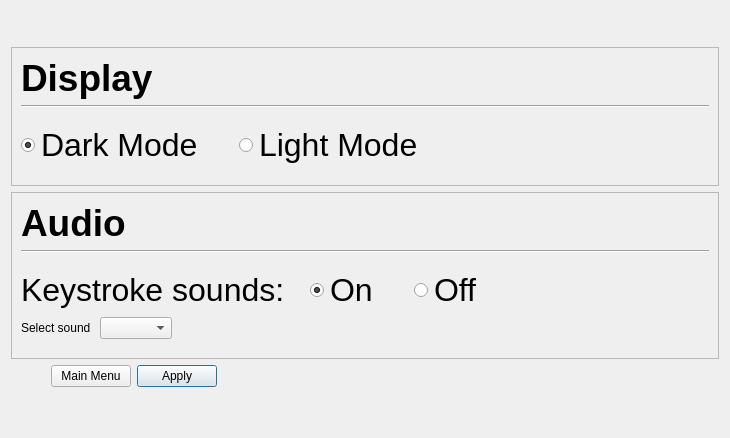
The window that speed-typer/source_ui/settingsWindow.ui (Rolv-Apneseth/ps-typer) describes before a commit, drawn with Qt 5.
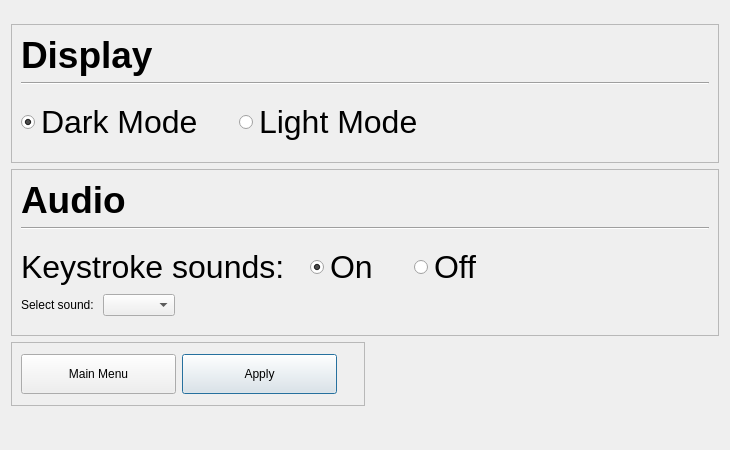
The same window after the commit.

Commit message: Added a frame for the buttons at the bottom of the settings window

The edit to the form file:
```diff
--- a/speed-typer/source_ui/settingsWindow.ui
+++ b/speed-typer/source_ui/settingsWindow.ui
@@ -7,7 +7,7 @@
     <x>0</x>
     <y>0</y>
     <width>730</width>
-    <height>438</height>
+    <height>450</height>
    </rect>
   </property>
   <property name="windowTitle">
@@ -312,7 +312,7 @@
         <item>
          <widget class="QLabel" name="labelSelectSound">
           <property name="text">
-           <string>Select sound </string>
+           <string>Select sound: </string>
           </property>
          </widget>
         </item>
@@ -359,29 +359,46 @@
       <number>0</number>
      </property>
      <item>
-      <spacer name="horizontalSpacer_8">
-       <property name="orientation">
-        <enum>Qt::Horizontal</enum>
-       </property>
-       <property name="sizeType">
-        <enum>QSizePolicy::Preferred</enum>
-       </property>
-       <property name="sizeHint" stdset="0">
+      <widget class="QFrame" name="frame">
+       <property name="minimumSize">
         <size>
-         <width>40</width>
-         <height>20</height>
+         <width>350</width>
+         <height>64</height>
         </size>
        </property>
-      </spacer>
-     </item>
+       <property name="frameShape">
+        <enum>QFrame::StyledPanel</enum>
+       </property>
+       <property name="frameShadow">
+        <enum>QFrame::Raised</enum>
+       </property>
+       <layout class="QHBoxLayout" name="horizontalLayout_6">
+        <property name="leftMargin">
+         <number>9</number>
+        </property>
+        <property name="topMargin">
+         <number>9</number>
+        </property>
+        <property name="rightMargin">
+         <number>27</number>
+        </property>
+        <property name="bottomMargin">
+         <number>9</number>
+        </property>
      <item>
       <widget class="QPushButton" name="buttonMainMenu">
        <property name="sizePolicy">
-        <sizepolicy hsizetype="Preferred" vsizetype="Fixed">
+           <sizepolicy hsizetype="Expanding" vsizetype="Fixed">
          <horstretch>0</horstretch>
          <verstretch>0</verstretch>
         </sizepolicy>
        </property>
+          <property name="minimumSize">
+           <size>
+            <width>0</width>
+            <height>40</height>
+           </size>
+          </property>
        <property name="text">
         <string>Main Menu</string>
        </property>
@@ -389,12 +406,27 @@
      </item>
      <item>
       <widget class="QPushButton" name="buttonApply">
+          <property name="sizePolicy">
+           <sizepolicy hsizetype="Expanding" vsizetype="Fixed">
+            <horstretch>0</horstretch>
+            <verstretch>0</verstretch>
+           </sizepolicy>
+          </property>
+          <property name="minimumSize">
+           <size>
+            <width>0</width>
+            <height>40</height>
+           </size>
+          </property>
        <property name="text">
         <string>Apply</string>
        </property>
        <property name="default">
         <bool>true</bool>
        </property>
+         </widget>
+        </item>
+       </layout>
       </widget>
      </item>
      <item>
```
Lines whose indentation alone changed are shown as unchanged. The commit also changes 1 other file.
